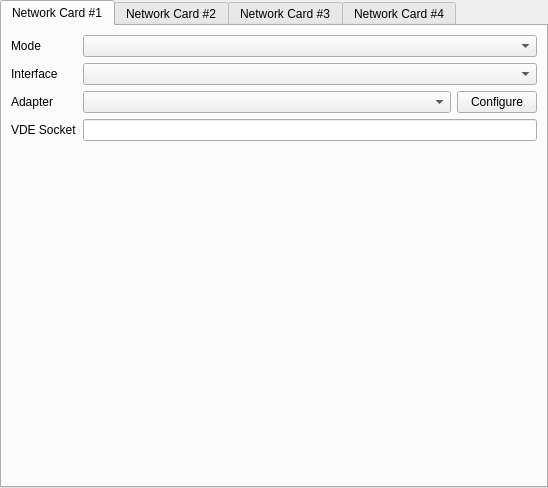
This is src/qt/qt_settingsnetwork.ui in 86Box/86Box as Qt 5 draws it before an edit. The edited form follows.
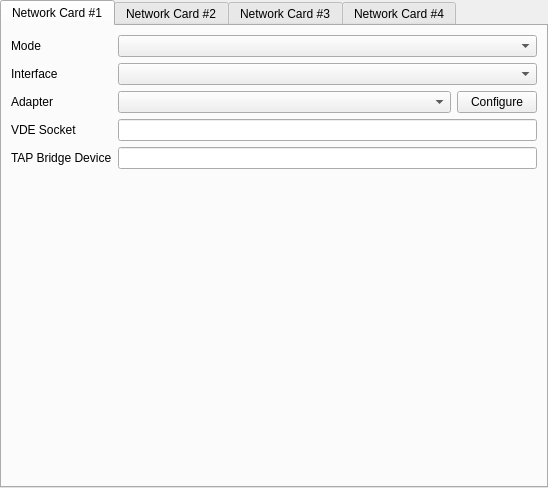
This is the edited form.

Commit message:
networking: add Linux-specific TAP mode to network interface
This addition was motivated by my lack of knowledge of VDE and my
familiarity with the Linux networking stack. The driver automatically
manages the creation of TAP devices and their association with bridges,
such that configurations which specify the same bridge will be connected
together. It also automatically handles the creation of bridge devices for
convenience's sake.

```diff
--- a/src/qt/qt_settingsnetwork.ui
+++ b/src/qt/qt_settingsnetwork.ui
@@ -144,7 +144,21 @@
          </property>
         </widget>
        </item>
-       <item row="4" column="1">
+       <item row="4" column="0">
+        <widget class="QLabel" name="labelBridgeTAPNIC1">
+         <property name="text">
+          <string>TAP Bridge Device</string>
+         </property>
+        </widget>
+       </item>
+       <item row="4" column="1" colspan="2">
+        <widget class="QLineEdit" name="bridgeTAPNIC1">
+         <property name="maxLength">
+          <number>127</number>
+         </property>
+        </widget>
+       </item>
+       <item row="5" column="1">
         <spacer name="verticalSpacer">
          <property name="orientation">
           <enum>Qt::Vertical</enum>
```
Left out of the diff: 62 changed lines with no effect on the pictures. The commit also changes 7 other files.
